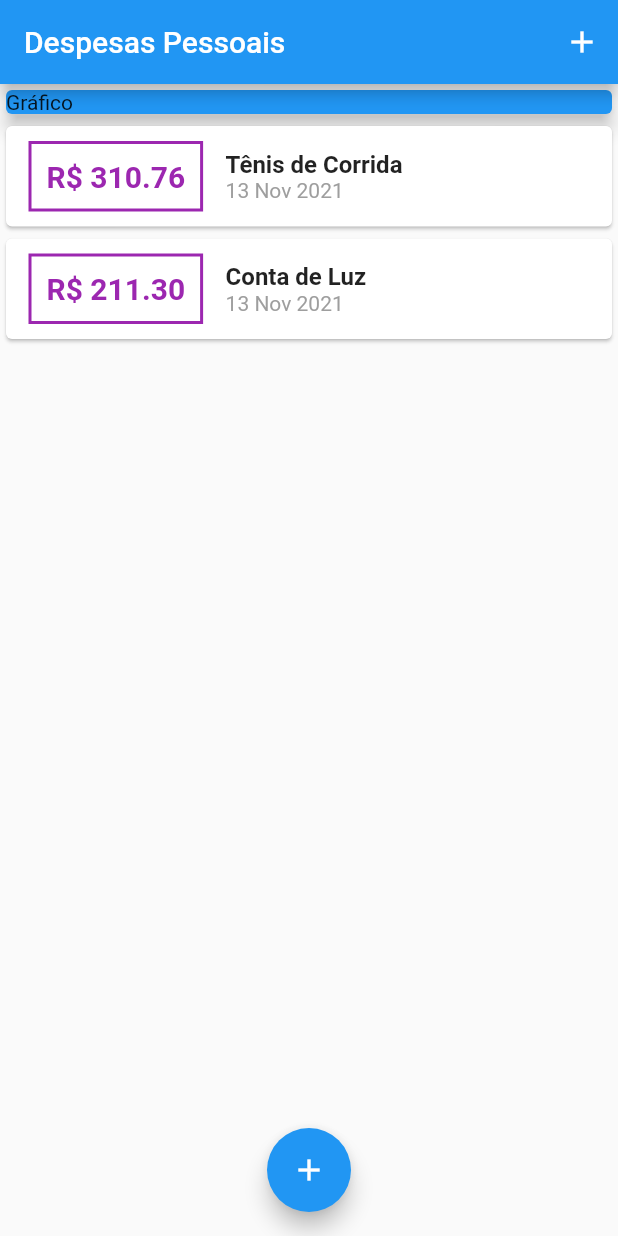
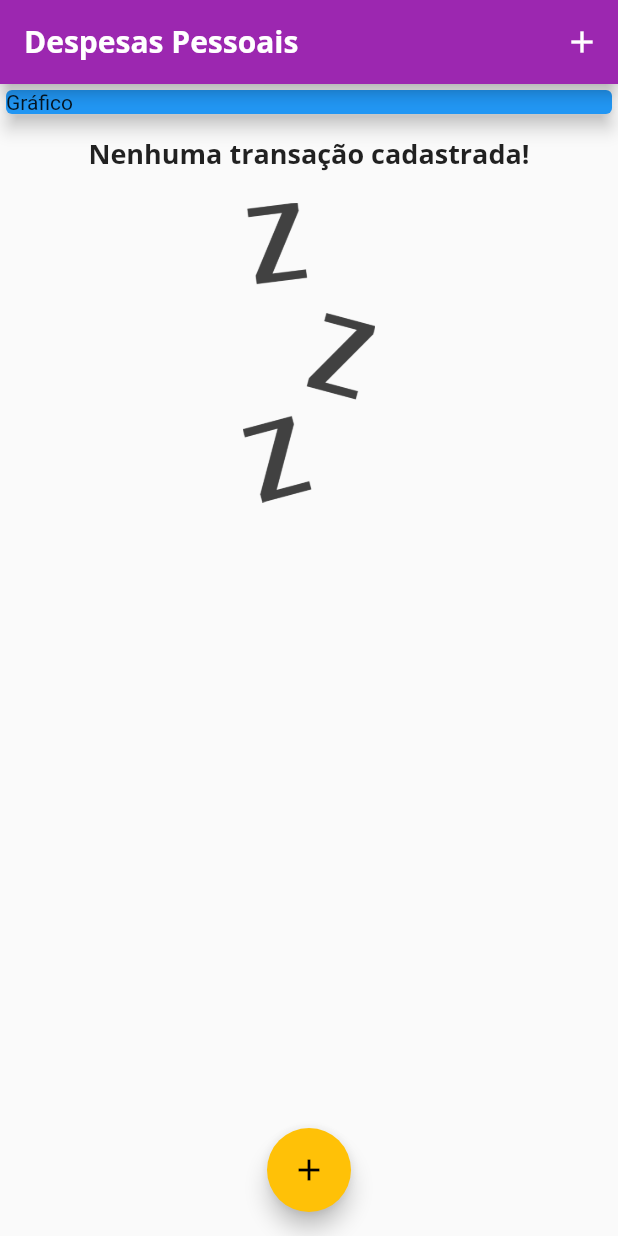
Before and after one commit to LRScudeletti/flutter-despesas, a Flutter app: the screen it shows after launch, on a phone screen of 412 x 824 dp. Run offline on Flutter 3.47's test engine with Material 2 defaults, Android fonts, the phone set to English and light mode, and no system bars.

Commit message:
Componentes alterados para utilizar temas

```diff
--- a/lib/components/transaction_list.dart
+++ b/lib/components/transaction_list.dart
@@ -11,7 +11,25 @@ class TransactionList extends StatelessWidget {
   Widget build(BuildContext context) {
     return Container(
       height: 300,
-      child: ListView.builder(
+      child: transaction.isEmpty
+          ? Column(
+              children: <Widget>[
+                SizedBox(height: 10),
+                Text(
+                  'Nenhuma transação cadastrada!',
+                  style: Theme.of(context).textTheme.headline6,
+                ),
+                SizedBox(height: 20),
+                Container(
+                  height: 200,
+                  child: Image.asset(
+                    'assets/images/waiting.png',
+                    fit: BoxFit.cover,
+                  ),
+                )
+              ],
+            )
+          : ListView.builder(
               itemCount: transaction.length,
               itemBuilder: (ctx, index) {
                 final tr = transaction[index];
@@ -25,7 +43,7 @@ class TransactionList extends StatelessWidget {
                       ),
                       decoration: BoxDecoration(
                           border: Border.all(
-                  color: Colors.purple,
+                        color: Theme.of(context).primaryColor,
                         width: 2,
                       )),
                       padding: EdgeInsets.all(10),
@@ -33,19 +51,14 @@ class TransactionList extends StatelessWidget {
                           style: TextStyle(
                             fontWeight: FontWeight.bold,
                             fontSize: 20,
-                      color: Colors.purple,
+                            color: Theme.of(context).primaryColor,
                           )),
                     ),
                     Column(
                       crossAxisAlignment: CrossAxisAlignment.start,
                       children: [
-                  Text(
-                    tr.title,
-                    style: TextStyle(
-                      fontWeight: FontWeight.bold,
-                      fontSize: 16,
-                    ),
-                  ),
+                        Text(tr.title,
+                            style: Theme.of(context).textTheme.headline6),
                         Text(
                           DateFormat('d MMM y').format(tr.date),
                           style: TextStyle(
--- a/lib/main.dart
+++ b/lib/main.dart
@@ -11,6 +11,23 @@ class ExpensesApp extends StatelessWidget {
   Widget build(BuildContext context) {
     return MaterialApp(
       home: MyHomePage(),
+      theme: ThemeData(
+          primarySwatch: Colors.purple,
+          accentColor: Colors.amber,
+          fontFamily: 'Quicksand',
+          textTheme: ThemeData.light().textTheme.copyWith(
+                  headline6: TextStyle(
+                fontFamily: 'OpenSans',
+                fontSize: 18,
+                fontWeight: FontWeight.bold,
+              )),
+          appBarTheme: AppBarTheme(
+              textTheme: ThemeData.light().textTheme.copyWith(
+                      headline6: TextStyle(
+                    fontFamily: 'Opensans',
+                    fontSize: 20,
+                    fontWeight: FontWeight.bold,
+                  )))),
     );
   }
 }
@@ -21,19 +38,19 @@ class MyHomePage extends StatefulWidget {
 }
 
 class _MyHomePageState extends State<MyHomePage> {
-  final _transactions = [
-    Transaction(
-      id: 't1',
-      title: 'Tênis de Corrida',
-      value: 310.76,
-      date: DateTime.now(),
-    ),
-    Transaction(
-      id: 't2',
-      title: 'Conta de Luz',
-      value: 211.30,
-      date: DateTime.now(),
-    ),
+  final List<Transaction> _transactions = [
+    // Transaction(
+    //   id: 't1',
+    //   title: 'Tênis de Corrida',
+    //   value: 310.76,
+    //   date: DateTime.now(),
+    // ),
+    // Transaction(
+    //   id: 't2',
+    //   title: 'Conta de Luz',
+    //   value: 211.30,
+    //   date: DateTime.now(),
+    // ),
   ];
 
   _addTransaction(String title, double value) {
@@ -64,7 +81,9 @@ class _MyHomePageState extends State<MyHomePage> {
   Widget build(BuildContext context) {
     return Scaffold(
       appBar: AppBar(
-        title: Text('Despesas Pessoais'),
+        title: Text(
+          'Despesas Pessoais',
+        ),
         actions: <Widget>[
           IconButton(
             icon: Icon(Icons.add),
```
Also changed, not shown: pubspec.yaml (+13 -14 lines), assets/fonts/OpenSans-Bold.ttf (added), assets/fonts/OpenSans-Regular.ttf (added), assets/fonts/Quicksand-Bold.ttf (added), assets/fonts/Quicksand-Light.ttf (added), assets/fonts/Quicksand-Medium.ttf (added), assets/fonts/Quicksand-Regular.ttf (added), assets/images/waiting.png (added). Lines whose indentation alone changed are shown as unchanged.
